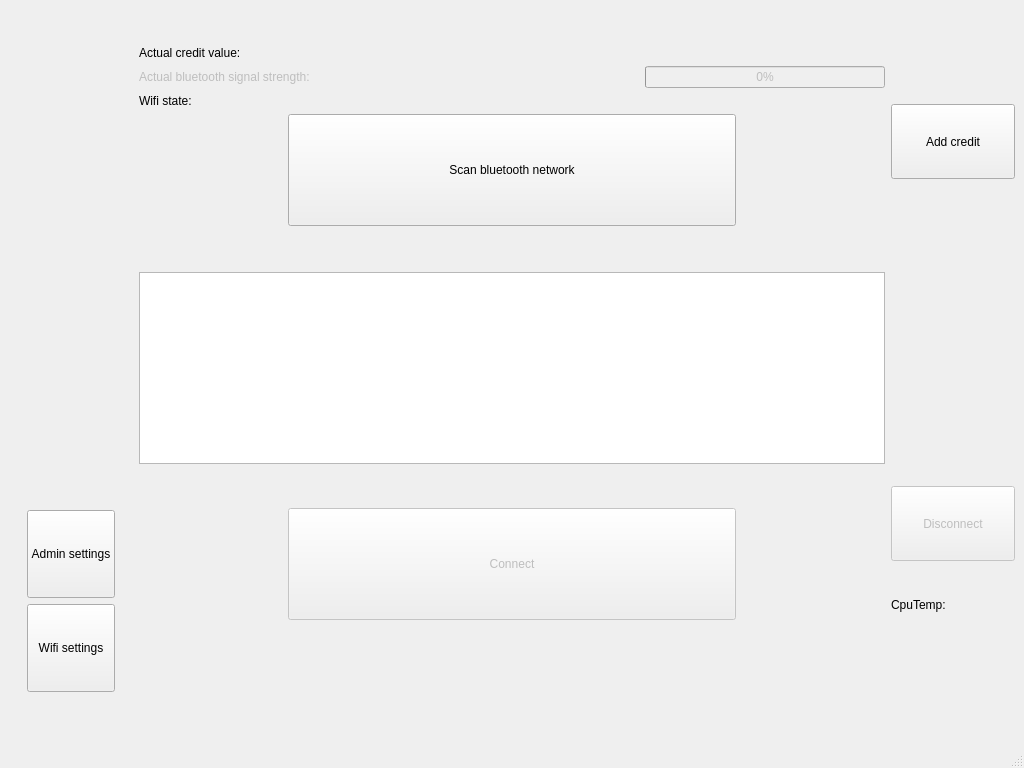
matus-u/sz-bluetooth, file blue-app/ui/MainWindow.ui: the form before one commit.
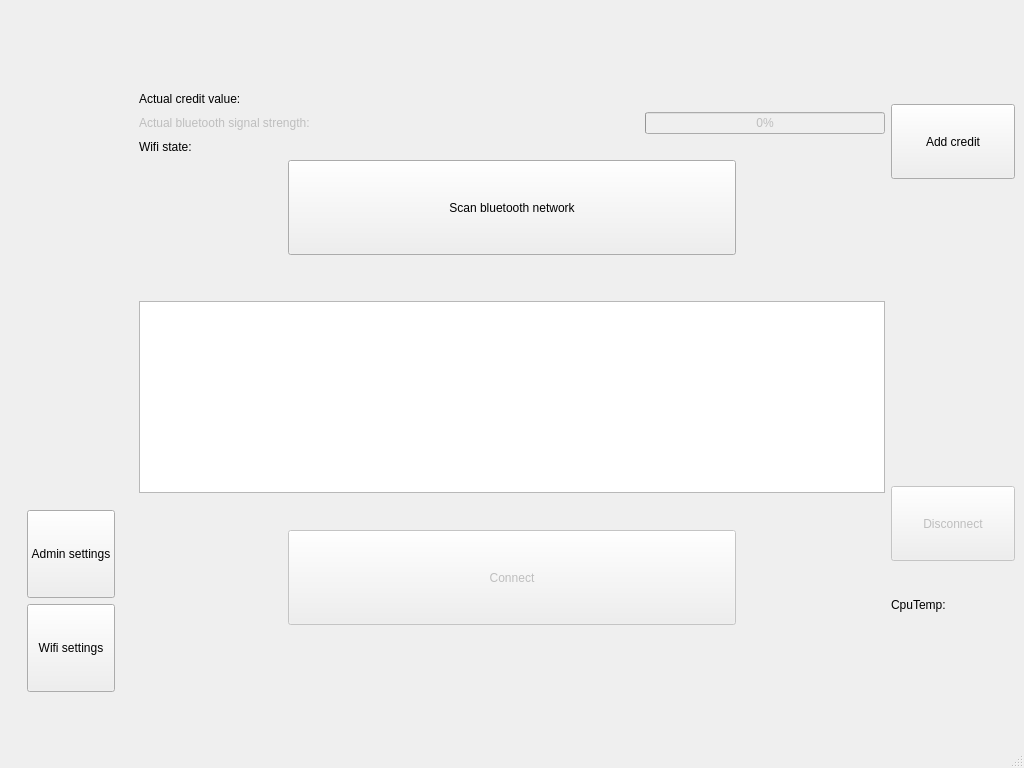
The form after the commit.

Commit message: add resources + handling of ADD NEW COIN label

```diff
--- a/blue-app/ui/MainWindow.ui
+++ b/blue-app/ui/MainWindow.ui
@@ -119,7 +119,7 @@
      </layout>
     </item>
     <item>
-     <layout class="QVBoxLayout" name="verticalLayout" stretch="1,0,3,0,0,1,3,0,0,0,1">
+     <layout class="QVBoxLayout" name="verticalLayout" stretch="1,0,0,3,0,0,1,3,0,0,0,1">
       <item>
        <spacer name="verticalSpacer_3">
         <property name="orientation">
@@ -133,6 +133,41 @@
         </property>
        </spacer>
       </item>
+      <item>
+       <layout class="QHBoxLayout" name="horizontalLayout_6" stretch="1,0">
+        <item>
+         <widget class="QLabel" name="insertNewCoinLabel">
+          <property name="font">
+           <font>
+            <pointsize>15</pointsize>
+           </font>
+          </property>
+          <property name="text">
+           <string/>
+          </property>
+         </widget>
+        </item>
+        <item>
+         <widget class="QLabel" name="coinImageLabel">
+          <property name="sizePolicy">
+           <sizepolicy hsizetype="Minimum" vsizetype="Minimum">
+            <horstretch>0</horstretch>
+            <verstretch>0</verstretch>
+           </sizepolicy>
+          </property>
+          <property name="minimumSize">
+           <size>
+            <width>45</width>
+            <height>45</height>
+           </size>
+          </property>
+          <property name="text">
+           <string/>
+          </property>
+         </widget>
+        </item>
+       </layout>
+      </item>
       <item>
        <layout class="QFormLayout" name="formLayout">
         <item row="0" column="0">
```
The commit also changes 5 other files.
